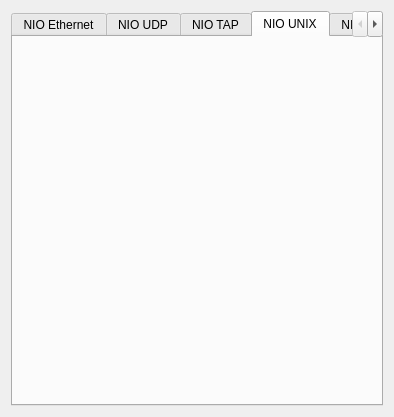
Qt form GNS3/Ui/ConfigurationPages/Form_CloundPage.ui (GNS3/gns3-legacy) before a commit.
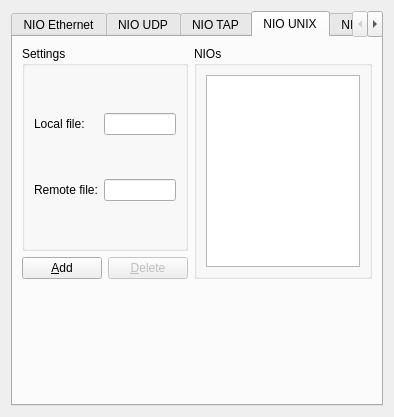
The same form after that commit. The open tabs and pages were chosen to show the change.

```diff
--- a/GNS3/Ui/ConfigurationPages/Form_CloundPage.ui
+++ b/GNS3/Ui/ConfigurationPages/Form_CloundPage.ui
@@ -246,17 +246,119 @@
       <attribute name="title" >
        <string>NIO UNIX</string>
       </attribute>
+      <layout class="QGridLayout" >
+       <item row="0" column="0" colspan="2" >
+        <widget class="QGroupBox" name="groupBox_7" >
+         <property name="title" >
+          <string>Settings</string>
+         </property>
+         <layout class="QGridLayout" >
+          <item row="0" column="0" >
+           <widget class="QLabel" name="label_5" >
+            <property name="text" >
+             <string>Local file:</string>
+            </property>
+           </widget>
+          </item>
+          <item row="0" column="1" >
+           <widget class="QLineEdit" name="lineEditLocalFile" >
+            <property name="sizePolicy" >
+             <sizepolicy vsizetype="Fixed" hsizetype="Expanding" >
+              <horstretch>0</horstretch>
+              <verstretch>0</verstretch>
+             </sizepolicy>
+            </property>
+           </widget>
+          </item>
+          <item row="1" column="0" >
+           <widget class="QLabel" name="label_6" >
+            <property name="text" >
+             <string>Remote file:</string>
+            </property>
+           </widget>
+          </item>
+          <item row="1" column="1" >
+           <widget class="QLineEdit" name="lineEditRemoteFile" >
+            <property name="sizePolicy" >
+             <sizepolicy vsizetype="Fixed" hsizetype="Expanding" >
+              <horstretch>0</horstretch>
+              <verstretch>0</verstretch>
+             </sizepolicy>
+            </property>
+           </widget>
+          </item>
+         </layout>
+        </widget>
+       </item>
+       <item rowspan="2" row="0" column="2" >
+        <widget class="QGroupBox" name="groupBox_6" >
+         <property name="title" >
+          <string>NIOs</string>
+         </property>
+         <layout class="QVBoxLayout" >
+          <item>
+           <widget class="QListWidget" name="listWidgetUNIX" >
+            <property name="sizePolicy" >
+             <sizepolicy vsizetype="Minimum" hsizetype="Expanding" >
+              <horstretch>0</horstretch>
+              <verstretch>0</verstretch>
+             </sizepolicy>
+            </property>
+           </widget>
+          </item>
+         </layout>
+        </widget>
+       </item>
+       <item row="1" column="0" >
+        <widget class="QPushButton" name="pushButtonAddUNIX" >
+         <property name="text" >
+          <string>&amp;Add</string>
+         </property>
+        </widget>
+       </item>
+       <item row="1" column="1" >
+        <widget class="QPushButton" name="pushButtonDeleteUNIX" >
+         <property name="enabled" >
+          <bool>false</bool>
+         </property>
+         <property name="text" >
+          <string>&amp;Delete</string>
+         </property>
+        </widget>
+       </item>
+       <item row="2" column="0" >
+        <spacer>
+         <property name="orientation" >
+          <enum>Qt::Vertical</enum>
+         </property>
+         <property name="sizeHint" >
+          <size>
+           <width>20</width>
+           <height>181</height>
+          </size>
+         </property>
+        </spacer>
+       </item>
+       <item row="2" column="2" >
+        <spacer>
+         <property name="orientation" >
+          <enum>Qt::Vertical</enum>
+         </property>
+         <property name="sizeHint" >
+          <size>
+           <width>20</width>
+           <height>191</height>
+          </size>
+         </property>
+        </spacer>
+       </item>
+      </layout>
      </widget>
      <widget class="QWidget" name="tab_5" >
       <attribute name="title" >
        <string>NIO VDE</string>
       </attribute>
      </widget>
-     <widget class="QWidget" name="tab_6" >
-      <attribute name="title" >
-       <string>NIO Null</string>
-      </attribute>
-     </widget>
     </widget>
    </item>
   </layout>
```
Left out of the diff: 54 changed lines with no effect on the pictures.
